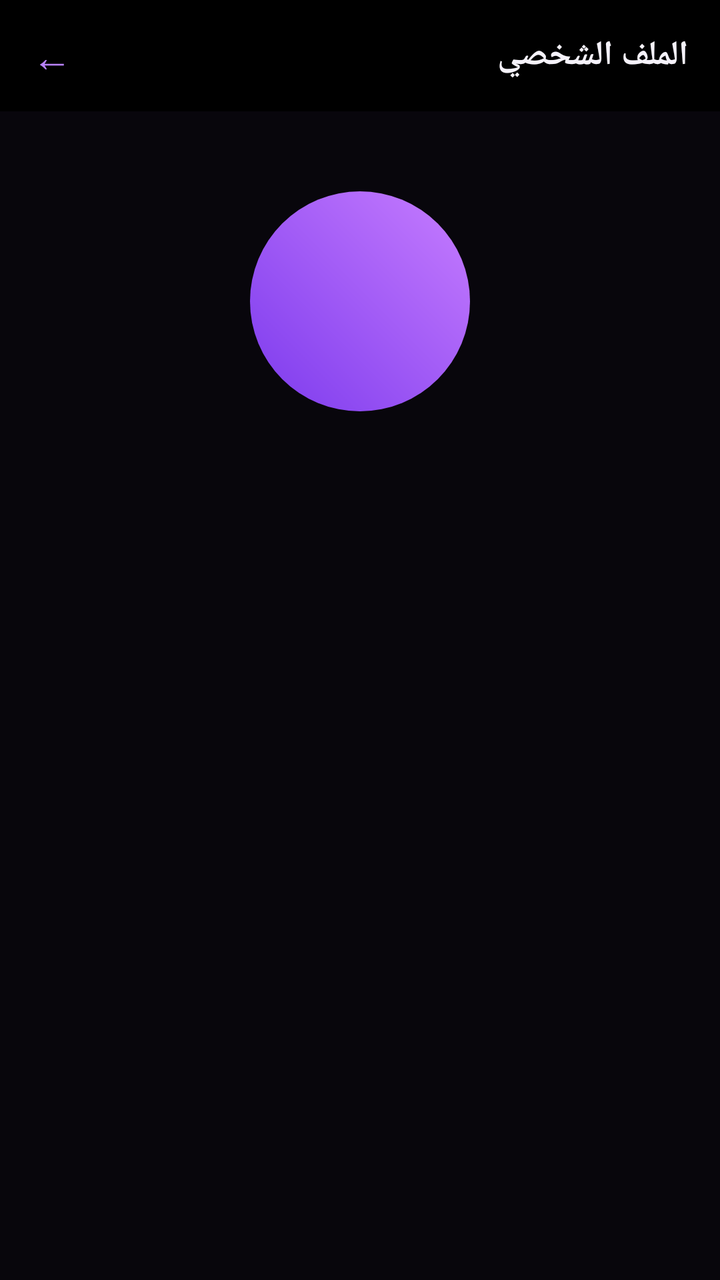
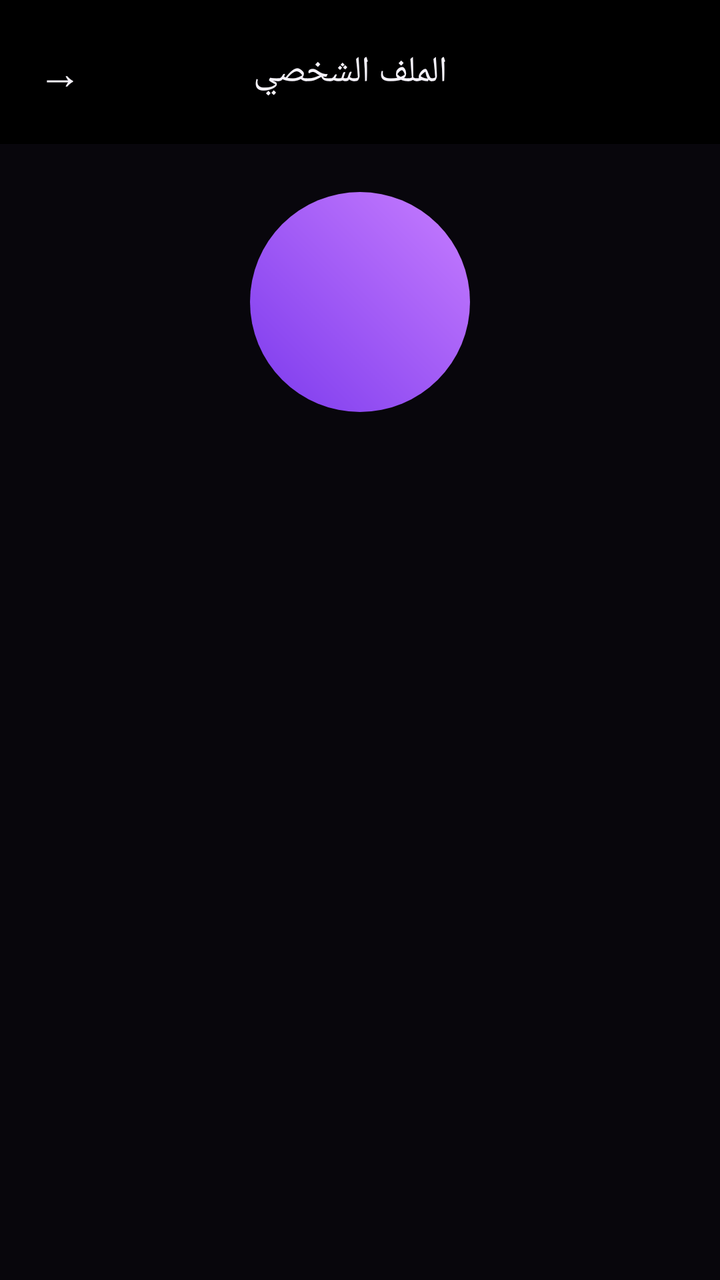

An Android layout rendered at two revisions. The XML below is the earlier revision; the diff shows what the commit changed to produce the second picture.
<!-- AndroidManifest.xml: application theme Theme.ArabChat -->
<!-- res/layout/activity_profile.xml -->
<?xml version="1.0" encoding="utf-8"?>
<ScrollView xmlns:android="http://schemas.android.com/apk/res/android"
    android:layout_width="match_parent"
    android:layout_height="match_parent"
    android:background="@color/bgBase"
    android:fillViewport="true">

    <LinearLayout
        android:layout_width="match_parent"
        android:layout_height="wrap_content"
        android:orientation="vertical">

        <LinearLayout
            android:layout_width="match_parent"
            android:layout_height="wrap_content"
            android:orientation="horizontal"
            android:gravity="center_vertical"
            android:background="@color/amoledBlack"
            android:paddingStart="16dp"
            android:paddingEnd="16dp"
            android:paddingTop="14dp"
            android:paddingBottom="14dp">

            <TextView
                android:id="@+id/tvBack"
                android:layout_width="wrap_content"
                android:layout_height="wrap_content"
                android:text="←"
                android:textColor="@color/colorAccent"
                android:textSize="20sp"
                android:paddingEnd="14dp"
                android:clickable="true"
                android:focusable="true" />

            <TextView
                android:id="@+id/tvProfileTitle"
                android:layout_width="0dp"
                android:layout_height="wrap_content"
                android:layout_weight="1"
                android:text="@string/profile_title"
                android:textColor="@color/textPrimaryDark"
                android:textSize="17sp"
                android:fontFamily="sans-serif-medium"
                android:textStyle="bold" />

        </LinearLayout>

        <LinearLayout
            android:layout_width="match_parent"
            android:layout_height="wrap_content"
            android:orientation="vertical"
            android:gravity="center_horizontal"
            android:paddingStart="28dp"
            android:paddingEnd="28dp"
            android:paddingTop="40dp"
            android:paddingBottom="32dp">

            <FrameLayout
                android:layout_width="110dp"
                android:layout_height="110dp">

                <ImageView
                    android:id="@+id/ivProfileAvatar"
                    android:layout_width="110dp"
                    android:layout_height="110dp"
                    android:background="@drawable/bg_avatar_circle"
                    android:scaleType="centerCrop"
                    android:visibility="gone"
                    android:contentDescription="@string/profile_title" />

                <TextView
                    android:id="@+id/tvProfileAvatar"
                    android:layout_width="110dp"
                    android:layout_height="110dp"
                    android:background="@drawable/bg_avatar_circle"
                    android:gravity="center"
                    android:textColor="@color/textOnAccent"
                    android:textSize="40sp"
                    android:textStyle="bold" />

                <TextView
                    android:id="@+id/tvChangePhoto"
                    android:layout_width="32dp"
                    android:layout_height="32dp"
                    android:layout_gravity="bottom|end"
                    android:background="@drawable/bg_avatar_circle"
                    android:backgroundTint="@color/surfaceElevated2"
                    android:gravity="center"
                    android:text="📷"
                    android:textSize="14sp"
                    android:visibility="gone"
                    android:clickable="true"
                    android:focusable="true" />

            </FrameLayout>

            <ProgressBar
                android:id="@+id/progressPhoto"
                android:layout_width="24dp"
                android:layout_height="24dp"
                android:layout_marginTop="10dp"
                android:indeterminateTint="@color/colorAccent"
                android:visibility="gone" />

            <TextView
                android:id="@+id/tvProfileName"
                android:layout_width="wrap_content"
                android:layout_height="wrap_content"
                android:layout_marginTop="20dp"
                android:textColor="@color/textPrimaryDark"
                android:textSize="20sp"
                android:fontFamily="sans-serif-medium"
                android:textStyle="bold" />

            <EditText
                android:id="@+id/etProfileName"
                android:layout_width="match_parent"
                android:layout_height="wrap_content"
                android:layout_marginTop="20dp"
                android:background="@drawable/bg_input_field"
                android:hint="@string/username_hint"
                android:textColor="@color/textPrimaryDark"
                android:textColorHint="@color/textTertiaryDark"
                android:textSize="16sp"
                android:gravity="center"
                android:singleLine="true"
                android:visibility="gone"
                android:textCursorDrawable="@null" />

            <TextView
                android:id="@+id/tvProfileSubtitle"
                android:layout_width="wrap_content"
                android:layout_height="wrap_content"
                android:layout_marginTop="8dp"
                android:textColor="@color/textSecondaryDark"
                android:textSize="13sp" />

            <TextView
                android:id="@+id/tvSaveProfile"
                android:layout_width="match_parent"
                android:layout_height="wrap_content"
                android:layout_marginTop="28dp"
                android:background="@drawable/bg_gradient_button"
                android:text="@string/save_changes"
                android:textColor="@color/textOnAccent"
                android:textSize="15sp"
                android:fontFamily="sans-serif-medium"
                android:gravity="center"
                android:paddingTop="15dp"
                android:paddingBottom="15dp"
                android:visibility="gone"
                android:clickable="true"
                android:focusable="true" />

            <ProgressBar
                android:id="@+id/progressSave"
                android:layout_width="26dp"
                android:layout_height="26dp"
                android:layout_marginTop="16dp"
                android:indeterminateTint="@color/colorAccent"
                android:visibility="gone" />

            <TextView
                android:id="@+id/tvOpenSettings"
                android:layout_width="match_parent"
                android:layout_height="wrap_content"
                android:layout_marginTop="14dp"
                android:background="@drawable/bg_input_field"
                android:text="@string/open_settings"
                android:textColor="@color/textPrimaryDark"
                android:textSize="15sp"
                android:gravity="center"
                android:paddingTop="14dp"
                android:paddingBottom="14dp"
                android:visibility="gone"
                android:clickable="true"
                android:focusable="true" />

            <TextView
                android:id="@+id/tvLogoutProfile"
                android:layout_width="match_parent"
                android:layout_height="wrap_content"
                android:layout_marginTop="10dp"
                android:background="@drawable/bg_input_field"
                android:text="@string/logout"
                android:textColor="@color/errorRed"
                android:textSize="15sp"
                android:gravity="center"
                android:paddingTop="14dp"
                android:paddingBottom="14dp"
                android:visibility="gone"
                android:clickable="true"
                android:focusable="true" />

        </LinearLayout>

    </LinearLayout>
</ScrollView>
<!-- resources referenced by this layout -->
<resources>
  <color name="amoledBlack">#000000</color>
  <color name="bgBase">#08060C</color>
  <color name="colorAccent">#B983FF</color>
  <color name="errorRed">#FF5C7A</color>
  <color name="surfaceElevated2">#1D1726</color>
  <color name="textOnAccent">#FFFFFF</color>
  <color name="textPrimaryDark">#F5F2FA</color>
  <color name="textSecondaryDark">#B8ADC9</color>
  <color name="textTertiaryDark">#746A88</color>
  <!-- drawable bg_avatar_circle (drawable) -->
  <?xml version="1.0" encoding="utf-8"?>
  <shape xmlns:android="http://schemas.android.com/apk/res/android" android:shape="oval">
      <gradient
          android:type="linear"
          android:angle="45"
          android:startColor="@color/gradientPurpleStart"
          android:endColor="@color/gradientPurpleEnd" />
  </shape>
  <!-- drawable bg_gradient_button (drawable) -->
  <?xml version="1.0" encoding="utf-8"?>
  <shape xmlns:android="http://schemas.android.com/apk/res/android" android:shape="rectangle">
      <corners android:radius="28dp" />
      <gradient
          android:type="linear"
          android:angle="45"
          android:startColor="@color/gradientPurpleStart"
          android:centerColor="@color/gradientPurpleMid"
          android:endColor="@color/gradientPurpleEnd" />
  </shape>
  <!-- drawable bg_input_field (drawable) -->
  <?xml version="1.0" encoding="utf-8"?>
  <selector xmlns:android="http://schemas.android.com/apk/res/android">
      <item android:state_focused="true">
          <shape android:shape="rectangle">
              <solid android:color="@color/surfaceElevated2" />
              <corners android:radius="28dp" />
              <stroke android:width="1.5dp" android:color="@color/colorAccent" />
              <padding android:left="20dp" android:right="20dp" android:top="14dp" android:bottom="14dp" />
          </shape>
      </item>
      <item>
          <shape android:shape="rectangle">
              <solid android:color="@color/surfaceElevated" />
              <corners android:radius="28dp" />
              <stroke android:width="1dp" android:color="@color/glassStroke" />
              <padding android:left="20dp" android:right="20dp" android:top="14dp" android:bottom="14dp" />
          </shape>
      </item>
  </selector>
  <string name="logout">تسجيل الخروج</string>
  <string name="open_settings">الإعدادات</string>
  <string name="profile_title">الملف الشخصي</string>
  <string name="save_changes">حفظ التغييرات</string>
  <string name="username_hint">اسم المستخدم</string>
  <color name="gradientPurpleStart">#7C3AED</color>
  <color name="gradientPurpleEnd">#C77DFF</color>
  <color name="gradientPurpleMid">#9D5CFF</color>
  <color name="surfaceElevated">#141019</color>
  <color name="glassStroke">#26B983FF</color>
  <color name="colorPrimary">#7C3AED</color>
  <color name="colorPrimaryDark">#5B21B6</color>
  <!-- unchanged entries left out for length: 1 -->
</resources>

<!-- the commit's change to res/layout/activity_profile.xml (unified diff, before → after) -->
@@ -16,19 +16,19 @@
             android:orientation="horizontal"
             android:gravity="center_vertical"
             android:background="@color/amoledBlack"
-            android:paddingStart="16dp"
-            android:paddingEnd="16dp"
+            android:paddingStart="8dp"
+            android:paddingEnd="18dp"
             android:paddingTop="14dp"
             android:paddingBottom="14dp">
 
             <TextView
                 android:id="@+id/tvBack"
-                android:layout_width="wrap_content"
-                android:layout_height="wrap_content"
-                android:text="←"
-                android:textColor="@color/colorAccent"
-                android:textSize="20sp"
-                android:paddingEnd="14dp"
+                android:layout_width="44dp"
+                android:layout_height="44dp"
+                android:gravity="center"
+                android:text="→"
+                android:textColor="@color/textPrimaryDark"
+                android:textSize="22sp"
                 android:clickable="true"
                 android:focusable="true" />
 
@@ -39,10 +39,13 @@
                 android:layout_weight="1"
                 android:text="@string/profile_title"
                 android:textColor="@color/textPrimaryDark"
-                android:textSize="17sp"
+                android:textSize="18sp"
                 android:fontFamily="sans-serif-medium"
-                android:textStyle="bold" />
-
+                android:gravity="center" />
+
+            <View
+                android:layout_width="44dp"
+                android:layout_height="44dp" />
         </LinearLayout>
 
         <LinearLayout
@@ -50,10 +53,7 @@
             android:layout_height="wrap_content"
             android:orientation="vertical"
             android:gravity="center_horizontal"
-            android:paddingStart="28dp"
-            android:paddingEnd="28dp"
-            android:paddingTop="40dp"
-            android:paddingBottom="32dp">
+            android:padding="24dp">
 
             <FrameLayout
                 android:layout_width="110dp"
@@ -91,7 +91,6 @@
                     android:visibility="gone"
                     android:clickable="true"
                     android:focusable="true" />
-
             </FrameLayout>
 
             <ProgressBar
@@ -106,26 +105,10 @@
                 android:id="@+id/tvProfileName"
                 android:layout_width="wrap_content"
                 android:layout_height="wrap_content"
-                android:layout_marginTop="20dp"
+                android:layout_marginTop="16dp"
                 android:textColor="@color/textPrimaryDark"
                 android:textSize="20sp"
-                android:fontFamily="sans-serif-medium"
-                android:textStyle="bold" />
-
-            <EditText
-                android:id="@+id/etProfileName"
-                android:layout_width="match_parent"
-                android:layout_height="wrap_content"
-                android:layout_marginTop="20dp"
-                android:background="@drawable/bg_input_field"
-                android:hint="@string/username_hint"
-                android:textColor="@color/textPrimaryDark"
-                android:textColorHint="@color/textTertiaryDark"
-                android:textSize="16sp"
-                android:gravity="center"
-                android:singleLine="true"
-                android:visibility="gone"
-                android:textCursorDrawable="@null" />
+                android:fontFamily="sans-serif-medium" />
 
             <TextView
                 android:id="@+id/tvProfileSubtitle"
@@ -134,6 +117,115 @@
                 android:layout_marginTop="8dp"
                 android:textColor="@color/textSecondaryDark"
                 android:textSize="13sp" />
+
+            <LinearLayout
+                android:id="@+id/layoutOwnFields"
+                android:layout_width="match_parent"
+                android:layout_height="wrap_content"
+                android:orientation="vertical"
+                android:visibility="gone"
+                android:layout_marginTop="16dp">
+
+                <TextView
+                    android:layout_width="wrap_content"
+                    android:layout_height="wrap_content"
+                    android:text="@string/display_name_label"
+                    android:textColor="@color/textSecondaryDark"
+                    android:textSize="12sp" />
+
+                <EditText
+                    android:id="@+id/etDisplayName"
+                    android:layout_width="match_parent"
+                    android:layout_height="wrap_content"
+                    android:layout_marginTop="4dp"
+                    android:background="@drawable/bg_input_field"
+                    android:hint="@string/display_name_hint"
+                    android:textColor="@color/textPrimaryDark"
+                    android:textColorHint="@color/textTertiaryDark"
+                    android:padding="12dp"
+                    android:textSize="15sp"
+                    android:singleLine="true"
+                    android:textCursorDrawable="@null" />
+
+                <TextView
+                    android:layout_width="wrap_content"
+                    android:layout_height="wrap_content"
+                    android:layout_marginTop="12dp"
+                    android:text="@string/username_label"
+                    android:textColor="@color/textSecondaryDark"
+                    android:textSize="12sp" />
+
+                <EditText
+                    android:id="@+id/etUsername"
+                    android:layout_width="match_parent"
+                    android:layout_height="wrap_content"
+                    android:layout_marginTop="4dp"
+                    android:background="@drawable/bg_input_field"
+                    android:hint="@string/username_at_hint"
+                    android:textColor="@color/textPrimaryDark"
+                    android:textColorHint="@color/textTertiaryDark"
+                    android:padding="12dp"
+                    android:textSize="15sp"
+                    android:singleLine="true"
+                    android:textCursorDrawable="@null" />
+
+                <TextView
+                    android:layout_width="wrap_content"
+                    android:layout_height="wrap_content"
+                    android:layout_marginTop="12dp"
+                    android:text="@string/bio_label"
+                    android:textColor="@color/textSecondaryDark"
+                    android:textSize="12sp" />
+
+                <EditText
+                    android:id="@+id/etBio"
+                    android:layout_width="match_parent"
+                    android:layout_height="wrap_content"
+                    android:layout_marginTop="4dp"
+                    android:background="@drawable/bg_input_field"
+                    android:hint="@string/bio_hint"
+                    android:textColor="@color/textPrimaryDark"
+                    android:textColorHint="@color/textTertiaryDark"
+                    android:padding="12dp"
+                    android:textSize="15sp"
+                    android:minLines="2"
+                    android:maxLines="4"
+                    android:gravity="top|start"
+                    android:inputType="textMultiLine"
+                    android:textCursorDrawable="@null" />
+
+                <TextView
+                    android:layout_width="wrap_content"
+                    android:layout_height="wrap_content"
+                    android:layout_marginTop="12dp"
+                    android:text="@string/gender_label"
+                    android:textColor="@color/textSecondaryDark"
+                    android:textSize="12sp" />
+
+                <RadioGroup
+                    android:id="@+id/radioGender"
+                    android:layout_width="match_parent"
+                    android:layout_height="wrap_content"
+                    android:orientation="horizontal"
+                    android:layout_marginTop="6dp">
+
+                    <RadioButton
+                        android:id="@+id/radioMale"
+                        android:layout_width="0dp"
+                        android:layout_height="wrap_content"
+                        android:layout_weight="1"
+                        android:text="@string/gender_male"
+                        android:textColor="@color/textPrimaryDark" />
+
+                    <RadioButton
+                        android:id="@+id/radioFemale"
+                        android:layout_width="0dp"
+                        android:layout_height="wrap_content"
+                        android:layout_weight="1"
+                        android:text="@string/gender_female"
+                        android:textColor="@color/textPrimaryDark" />
+                </RadioGroup>
+            </LinearLayout>
 
             <TextView
                 android:id="@+id/tvSaveProfile"
@@ -191,8 +283,6 @@
                 android:visibility="gone"
                 android:clickable="true"
                 android:focusable="true" />
-
         </LinearLayout>
-
     </LinearLayout>
 </ScrollView>
<!-- resource entries referenced after the edit -->
@@ -49,11 +49,19 @@
           </shape>
       </item>
   </selector>
+  <string name="bio_hint">اكتب نبذة عنك…</string>
+  <string name="bio_label">السيرة الذاتية</string>
+  <string name="display_name_hint">الاسم الظاهر</string>
+  <string name="display_name_label">الاسم</string>
+  <string name="gender_female">أنثى</string>
+  <string name="gender_label">الجنس</string>
+  <string name="gender_male">ذكر</string>
   <string name="logout">تسجيل الخروج</string>
   <string name="open_settings">الإعدادات</string>
   <string name="profile_title">الملف الشخصي</string>
   <string name="save_changes">حفظ التغييرات</string>
-  <string name="username_hint">اسم المستخدم</string>
+  <string name="username_at_hint">username@</string>
+  <string name="username_label">اسم المستخدم</string>
   <color name="gradientPurpleStart">#7C3AED</color>
   <color name="gradientPurpleEnd">#C77DFF</color>
   <color name="gradientPurpleMid">#9D5CFF</color>
